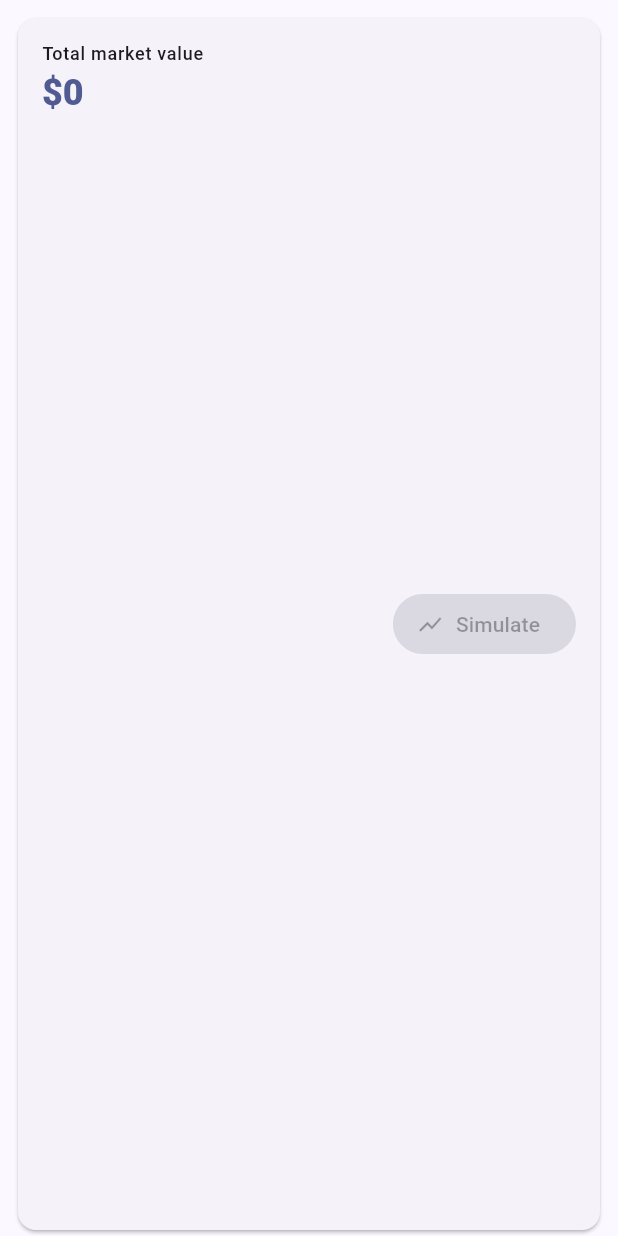
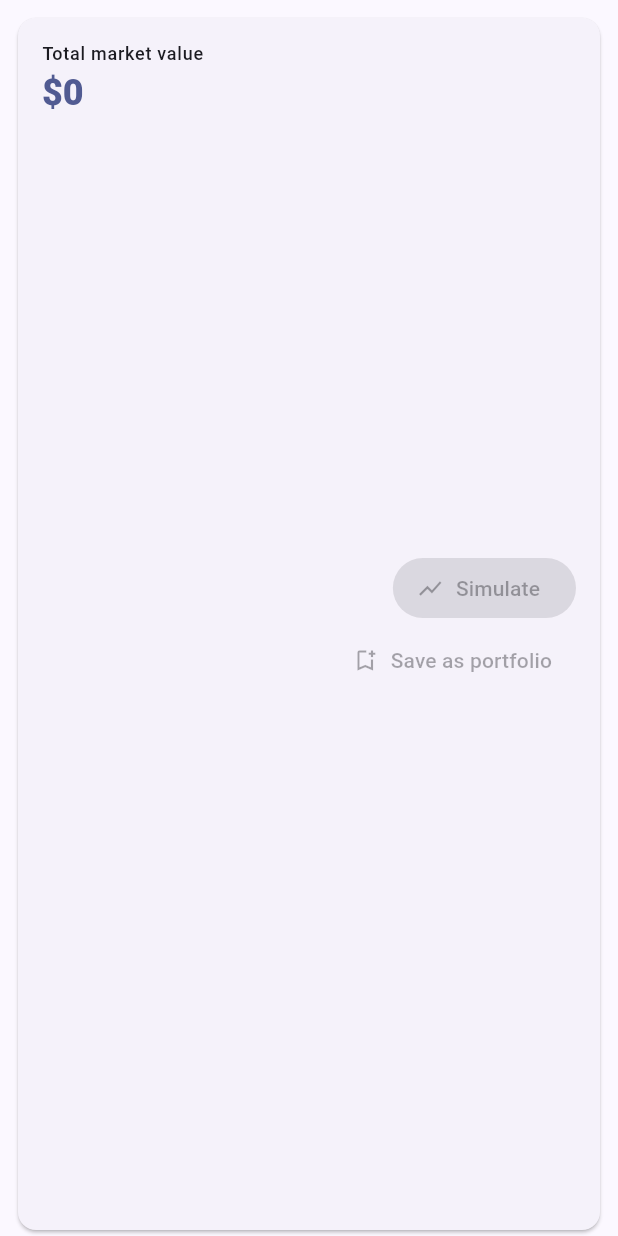
Before and after one commit to Bobs-Dev-Attic/MonteCarloSimulator, a Flutter app: the _PortfolioHeader widget shown alone on an empty page, opened directly with empty values, on a phone screen of 412 x 824 dp. Run offline on Flutter 3.47's test engine with Material 3 defaults, Android fonts, the phone set to English and light mode, and no system bars; our stand-ins replace cloud_firestore, cloud_functions, firebase_auth, firebase_core, fl_chart, flutter_riverpod and 1 more; accounts and stored records are empty.

Commit message:
feat: save current holdings as a saved portfolio
Bridge the investments database and saved portfolios: the Investments tab
header gains a 'Save as portfolio' action that snapshots the customer's
current holdings into a new saved portfolio using value-weights (live
quantity x price, normalized to percentages), opening the portfolio form
prefilled so the advisor just names and tweaks it.

- SavedPortfolioFormScreen: optional initialHoldings to prefill rows for a
  new portfolio.
- household_detail_screen: 'Save as portfolio' button beside Simulate in the
  investments header; builds PortfolioHolding rows from value-weights.
- investments_tab_test: covers the prefilled-navigation flow.
- Spec/plan updated.

https://claude.ai/code/session_01PmnsQyHKn9g9PsNU4jSi8Y

```diff
--- a/lib/screens/household_detail_screen.dart
+++ b/lib/screens/household_detail_screen.dart
@@ -357,6 +357,10 @@ class _PortfolioHeader extends StatelessWidget {
                 ],
               ),
             ),
+            Column(
+              mainAxisSize: MainAxisSize.min,
+              crossAxisAlignment: CrossAxisAlignment.end,
+              children: [
                 FilledButton.tonalIcon(
                   icon: const Icon(Icons.show_chart),
                   label: const Text('Simulate'),
@@ -371,6 +375,32 @@ class _PortfolioHeader extends StatelessWidget {
                               ),
                             ),
                           ),
+                ),
+                TextButton.icon(
+                  icon: const Icon(Icons.bookmark_add_outlined, size: 18),
+                  label: const Text('Save as portfolio'),
+                  onPressed: tickers.isEmpty
+                      ? null
+                      : () => Navigator.push(
+                            context,
+                            MaterialPageRoute(
+                              builder: (_) => SavedPortfolioFormScreen(
+                                householdId: household.id,
+                                initialHoldings: [
+                                  for (var i = 0; i < tickers.length; i++)
+                                    PortfolioHolding(
+                                      ticker: tickers[i],
+                                      // value-weights as rounded percentages
+                                      weight: double.parse(
+                                        (weights[i] * 100).toStringAsFixed(1),
+                                      ),
+                                    ),
+                                ],
+                              ),
+                            ),
+                          ),
+                ),
+              ],
             ),
           ],
         ),
```
Also changed, not shown: lib/screens/saved_portfolio_form_screen.dart (+8 -3 lines), 3 other files. Lines whose indentation alone changed are shown as unchanged.
